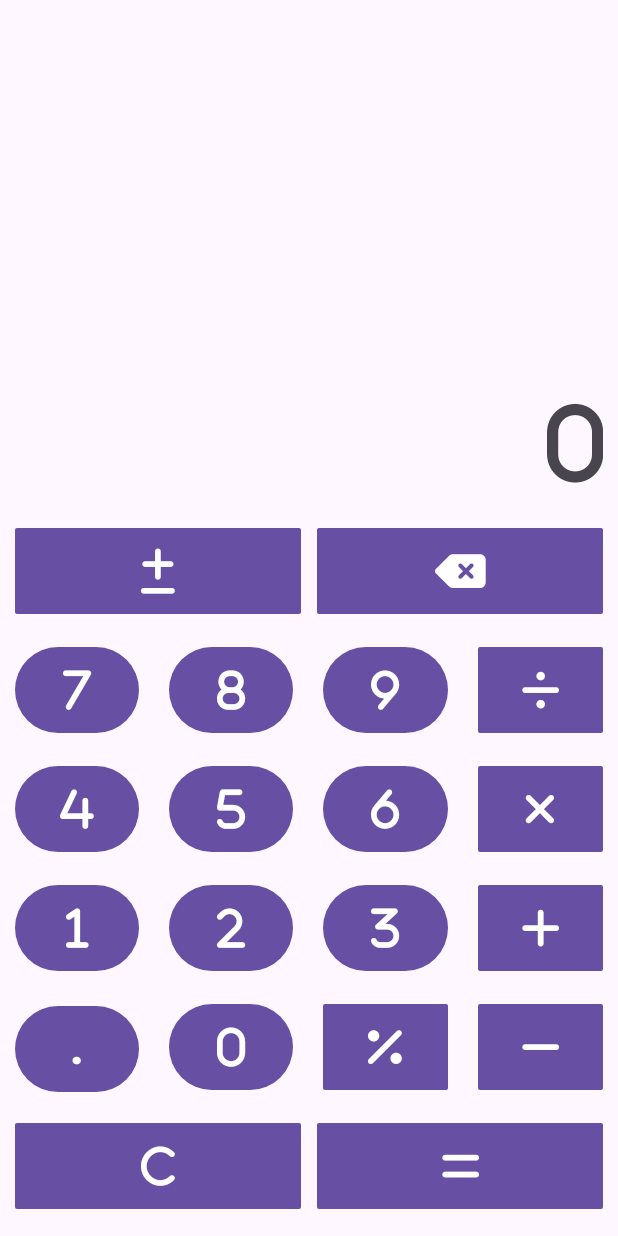
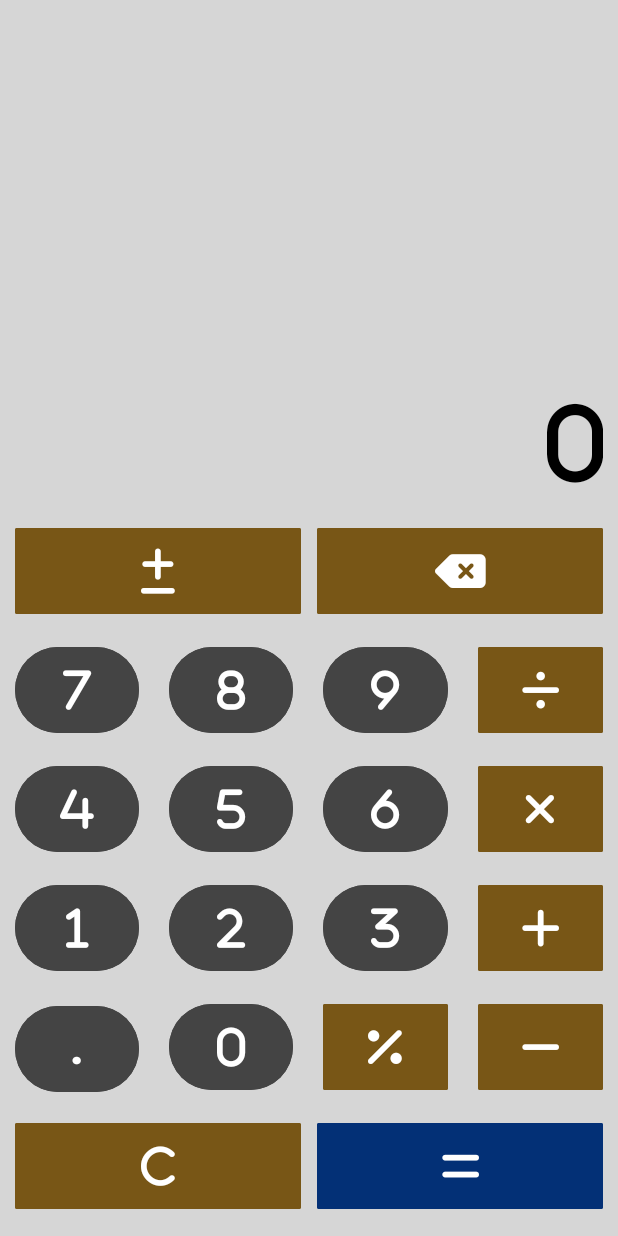
Before and after one commit to AkshitMoudgil/COMP3025_ASSIGNMENT1, an Android app: the screen it shows after launch (MainActivity), on a phone screen of 412 x 824 dp. Run offline under Robolectric (Android 15) with nearby library versions, the phone set to English and light mode, and no system bars.

Commit message:
added colors to the calculator layout, created styles.xml to keep common colors for similar buttons

```diff
--- a/app/src/main/res/layout/activity_main.xml
+++ b/app/src/main/res/layout/activity_main.xml
@@ -5,6 +5,7 @@
     android:id="@+id/main"
     android:layout_width="match_parent"
     android:layout_height="match_parent"
+    android:background="@color/light_grey"
     tools:context=".MainActivity">
 
     <LinearLayout
@@ -30,6 +31,7 @@
             android:paddingTop="@dimen/padding_y"
             android:paddingBottom="@dimen/padding_y"
             android:text="0"
+            android:textColor="@color/black"
             android:textSize="@dimen/result_text" />
     </LinearLayout>
 
@@ -45,6 +47,7 @@
 
         <Button
             android:id="@+id/plusMinusButton"
+            style="@style/operation_button"
             android:layout_width="@dimen/button_size"
             android:layout_height="@dimen/button_size"
             android:layout_marginStart="@dimen/margin_x"
@@ -56,10 +59,11 @@
             android:tag="plus_minus"
             android:text="@string/plus_minus"
             android:textSize="@dimen/button_text"
-            app:cornerRadius="1dp"/>
+            app:cornerRadius="1dp" />
 
         <Button
             android:id="@+id/backspaceButton"
+            style="@style/operation_button"
             android:layout_width="@dimen/button_size"
             android:layout_height="@dimen/button_size"
             android:layout_marginStart="@dimen/margin_x_row1and6"
@@ -71,7 +75,7 @@
             android:tag="backspace"
             android:text="@string/backspace"
             android:textSize="@dimen/button_text"
-            app:cornerRadius="1dp"/>
+            app:cornerRadius="1dp" />
     </LinearLayout>
 
     <LinearLayout
@@ -86,6 +90,7 @@
 
         <Button
             android:id="@+id/sevenButton"
+            style="@style/number_button"
             android:layout_width="@dimen/button_size"
             android:layout_height="@dimen/button_size"
             android:layout_marginStart="@dimen/margin_x"
@@ -100,6 +105,7 @@
 
         <Button
             android:id="@+id/eightButton"
+            style="@style/number_button"
             android:layout_width="@dimen/button_size"
             android:layout_height="@dimen/button_size"
             android:layout_marginStart="@dimen/margin_x"
@@ -114,6 +120,7 @@
 
         <Button
             android:id="@+id/nineButton"
+            style="@style/number_button"
             android:layout_width="@dimen/button_size"
             android:layout_height="@dimen/button_size"
             android:layout_marginStart="@dimen/margin_x"
@@ -128,6 +135,7 @@
 
         <Button
             android:id="@+id/divideButton"
+            style="@style/operation_button"
             android:layout_width="@dimen/button_size"
             android:layout_height="@dimen/button_size"
             android:layout_marginStart="@dimen/margin_x"
@@ -139,7 +147,7 @@
             android:tag="divide"
             android:text="@string/divide"
             android:textSize="@dimen/button_text"
-            app:cornerRadius="1dp"/>
+            app:cornerRadius="1dp" />
     </LinearLayout>
 
     <LinearLayout
@@ -154,6 +162,7 @@
 
         <Button
             android:id="@+id/fourButton"
+            style="@style/number_button"
             android:layout_width="@dimen/button_size"
             android:layout_height="@dimen/button_size"
             android:layout_marginStart="@dimen/margin_x"
@@ -168,6 +177,7 @@
 
         <Button
             android:id="@+id/fiveButton"
+            style="@style/number_button"
             android:layout_width="@dimen/button_size"
             android:layout_height="@dimen/button_size"
             android:layout_marginStart="@dimen/margin_x"
@@ -182,6 +192,7 @@
 
         <Button
             android:id="@+id/sixButton"
+            style="@style/number_button"
             android:layout_width="@dimen/button_size"
             android:layout_height="@dimen/button_size"
             android:layout_marginStart="@dimen/margin_x"
@@ -196,6 +207,7 @@
 
         <Button
             android:id="@+id/multiplyButton"
+            style="@style/operation_button"
             android:layout_width="@dimen/button_size"
             android:layout_height="@dimen/button_size"
             android:layout_marginStart="@dimen/margin_x"
@@ -207,7 +219,7 @@
             android:tag="multiply"
             android:text="@string/multiply"
             android:textSize="@dimen/button_text"
-            app:cornerRadius="1dp"/>
+            app:cornerRadius="1dp" />
     </LinearLayout>
 
     <LinearLayout
@@ -222,6 +234,7 @@
 
         <Button
             android:id="@+id/oneButton"
+            style="@style/number_button"
             android:layout_width="@dimen/button_size"
             android:layout_height="@dimen/button_size"
             android:layout_marginStart="@dimen/margin_x"
@@ -236,6 +249,7 @@
 
         <Button
             android:id="@+id/twoButton"
+            style="@style/number_button"
             android:layout_width="@dimen/button_size"
             android:layout_height="@dimen/button_size"
             android:layout_marginStart="@dimen/margin_x"
@@ -250,6 +264,7 @@
 
         <Button
             android:id="@+id/threeButton"
+            style="@style/number_button"
             android:layout_width="@dimen/button_size"
             android:layout_height="@dimen/button_size"
             android:layout_marginStart="@dimen/margin_x"
@@ -264,6 +279,7 @@
 
         <Button
             android:id="@+id/plusButton"
+            style="@style/operation_button"
             android:layout_width="@dimen/button_size"
             android:layout_height="@dimen/button_size"
             android:layout_marginStart="@dimen/margin_x"
@@ -290,6 +306,7 @@
 
         <Button
             android:id="@+id/decimalButton"
+            style="@style/number_button"
             android:layout_width="@dimen/button_size"
             android:layout_height="@dimen/button_size"
             android:layout_marginStart="@dimen/margin_x"
@@ -300,11 +317,11 @@
             android:paddingEnd="@dimen/padding_x"
             android:tag="."
             android:text="."
-            android:textSize="@dimen/button_text"
-            />
+            android:textSize="@dimen/button_text" />
 
         <Button
             android:id="@+id/zeroButton"
+            style="@style/number_button"
             android:layout_width="@dimen/button_size"
             android:layout_height="@dimen/button_size"
             android:layout_marginStart="@dimen/margin_x"
@@ -315,11 +332,11 @@
             android:paddingEnd="@dimen/padding_x"
             android:tag="0"
             android:text="0"
-            android:textSize="@dimen/button_text"
-            />
+            android:textSize="@dimen/button_text" />
 
         <Button
             android:id="@+id/percentButton"
+            style="@style/operation_button"
             android:layout_width="@dimen/button_size"
             android:layout_height="@dimen/button_size"
             android:layout_marginStart="@dimen/margin_x"
@@ -335,6 +352,7 @@
 
         <Button
             android:id="@+id/minusButton"
+            style="@style/operation_button"
             android:layout_width="@dimen/button_size"
             android:layout_height="@dimen/button_size"
             android:layout_marginStart="@dimen/margin_x"
@@ -361,6 +379,7 @@
 
         <Button
             android:id="@+id/clearButton"
+            style="@style/operation_button"
             android:layout_width="@dimen/button_size"
             android:layout_height="@dimen/button_size"
             android:layout_marginStart="@dimen/margin_x"
@@ -376,6 +395,7 @@
 
         <Button
             android:id="@+id/equalsButton"
+            style="@style/equals_button"
             android:layout_width="@dimen/button_size"
             android:layout_height="@dimen/button_size"
             android:layout_marginStart="@dimen/margin_x_row1and6"
--- a/app/src/main/res/values/colors.xml
+++ b/app/src/main/res/values/colors.xml
@@ -1,5 +1,11 @@
 <?xml version="1.0" encoding="utf-8"?>
 <resources>
+<!--    color swatch chosen for the calculator-->
+    <color name="brown">#785616</color>
+    <color name="blue">#033076</color>
+    <color name="light_grey">#D6D6D6</color>
+    <color name="dark_grey">#444444</color>
     <color name="black">#FF000000</color>
     <color name="white">#FFFFFFFF</color>
+
 </resources>
--- /dev/null
+++ b/app/src/main/res/values/styles.xml
@@ -0,0 +1,17 @@
+<?xml version="1.0" encoding="utf-8"?>
+<resources>
+    <style name="number_button">
+        <item name="android:backgroundTint">@color/dark_grey</item>
+        <item name="android:textColor">@color/white</item>
+    </style>
+
+    <style name="operation_button">
+        <item name="android:backgroundTint">@color/brown</item>
+        <item name="android:textColor">@color/white</item>
+    </style>
+
+    <style name="equals_button">
+        <item name="android:backgroundTint">@color/blue</item>
+        <item name="android:textColor">@color/white</item>
+    </style>
+</resources>
```
